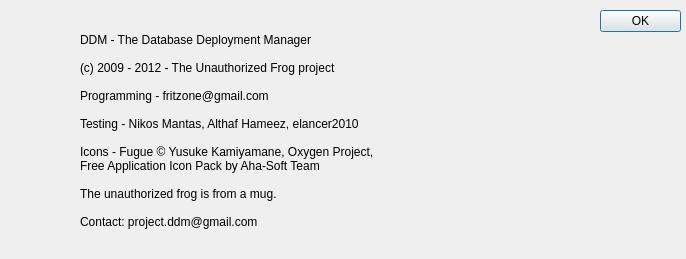
Old version of the form AboutBoxDialog.ui in the repository fritzone/ddm.
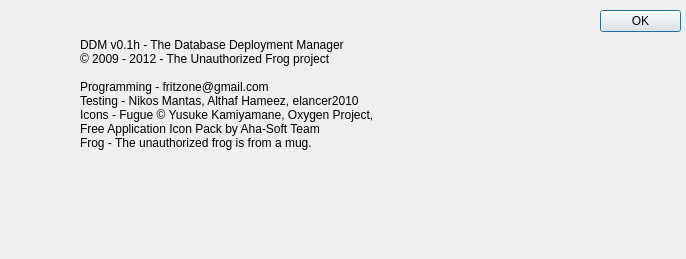
New version of the form. Icons and pictures are not drawn.

What changed in the file:
```diff
--- a/AboutBoxDialog.ui
+++ b/AboutBoxDialog.ui
@@ -61,26 +61,21 @@
    <property name="geometry">
     <rect>
      <x>80</x>
-     <y>10</y>
+     <y>20</y>
      <width>441</width>
-     <height>241</height>
+     <height>161</height>
     </rect>
    </property>
    <property name="text">
-    <string>DDM - The Database Deployment Manager
-
-(c) 2009 - 2012 - The Unauthorized Frog project
+    <string>DDM v0.1h - The Database Deployment Manager
+© 2009 - 2012 - The Unauthorized Frog project
 
 Programming - fritzone@gmail.com
-
 Testing - Nikos Mantas, Althaf Hameez, elancer2010
-
 Icons - Fugue © Yusuke Kamiyamane, Oxygen Project, 
 Free Application Icon Pack by Aha-Soft Team 
-
-The unauthorized frog is from a mug.
-
-Contact: project.ddm@gmail.com</string>
+Frog - The unauthorized frog is from a mug.
+</string>
    </property>
    <property name="textFormat">
     <enum>Qt::PlainText</enum>
```
Left out of the diff: 3 changed lines with no effect on the pictures.
